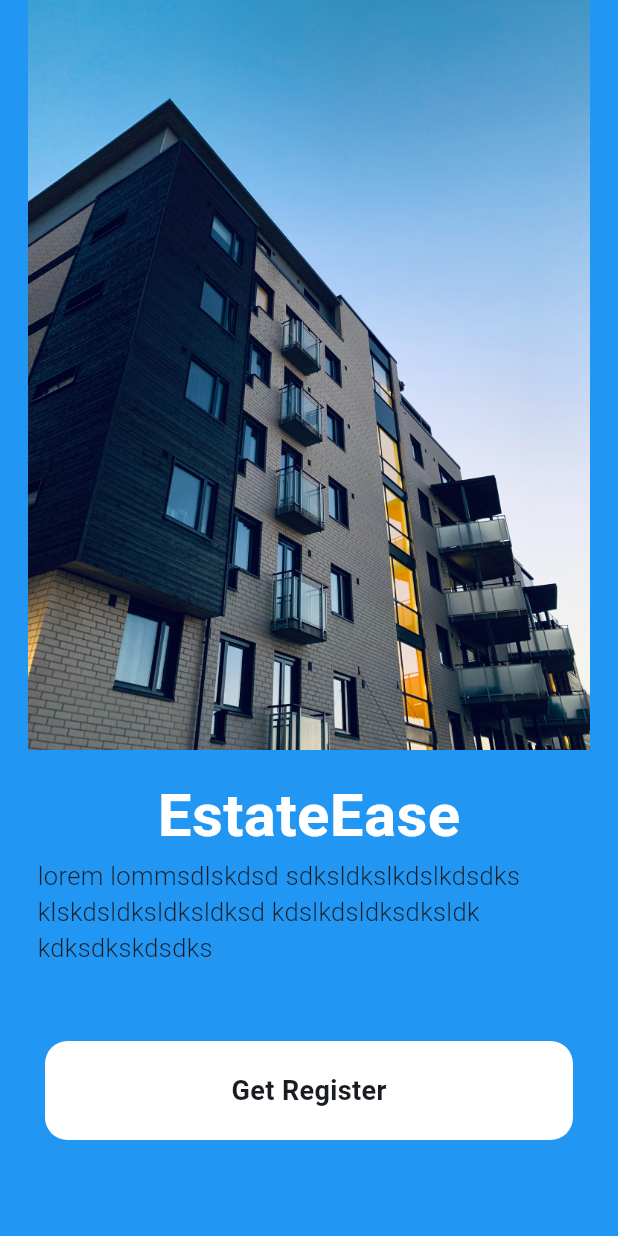
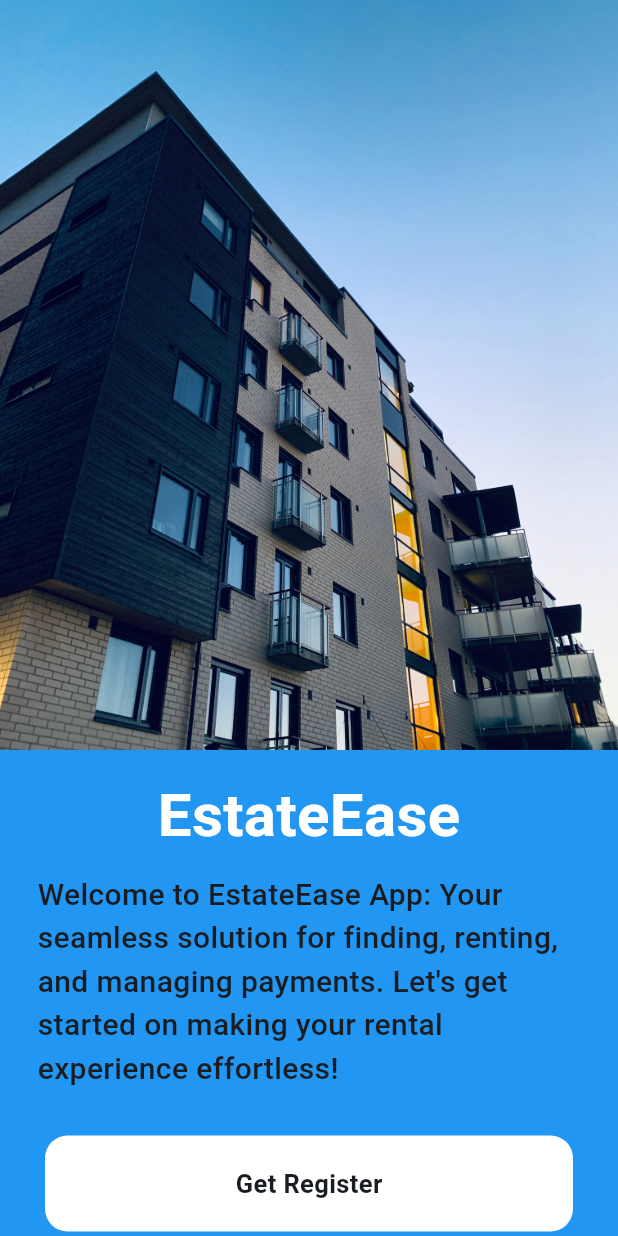
Before and after one commit to gilbert-ku/EstateEase-mobileApp, a Flutter app: the screen it shows after launch, on a phone screen of 412 x 824 dp. Run offline on Flutter 3.47's test engine with Material 3 defaults, Android fonts, the phone set to English and light mode, and no system bars.

Commit message:
update style the image to fit the screen

```diff
--- a/lib/pages/landing.dart
+++ b/lib/pages/landing.dart
@@ -12,6 +12,8 @@ class Landing extends StatelessWidget {
           // image
           children: [
             Image.asset("lib/images/landingpg.jpg",
+            width: MediaQuery.of(context).size.width,
+            fit: BoxFit.cover,
             height: 500,
             ),
 
@@ -27,19 +29,21 @@ class Landing extends StatelessWidget {
             ),
             ),
 
+            const SizedBox(height: 10),
+
             const Padding(
               // padding: EdgeInsets.all(8.0),
               padding: EdgeInsets.symmetric(horizontal: 25),
-              child:  Text("lorem lommsdlskdsd sdksldkslkdslkdsdks klskdsldksldksldksd kdslkdsldksdksldk kdksdkskdsdks",
+              child:  Text("Welcome to EstateEase App: Your seamless solution for finding, renting, and managing payments. Let's get started on making your rental experience effortless!",
               style: TextStyle(
-                fontWeight: FontWeight.w300,
-                fontSize: 17,
+                fontWeight: FontWeight.w500,
+                fontSize: 20,
               ),
               textAlign: TextAlign.start,
               ),
             ),
 
-            const SizedBox(height: 30),
+            const SizedBox(height: 10),
 
             // start btn
 
@@ -55,8 +59,8 @@ class Landing extends StatelessWidget {
                   child: Center(
                     child: Text("Get Register",
                     style: TextStyle(
-                      fontSize: 18,
-                      fontWeight: FontWeight.w600),
+                      fontSize: 17,
+                      fontWeight: FontWeight.w700),
                     ),
                   ),
                 ),
```
